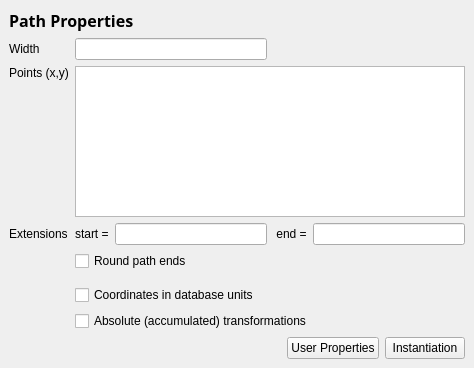
Above: src/edt/edt/PathPropertiesPage.ui from KLayout/klayout before the change. Below: the same form after it.
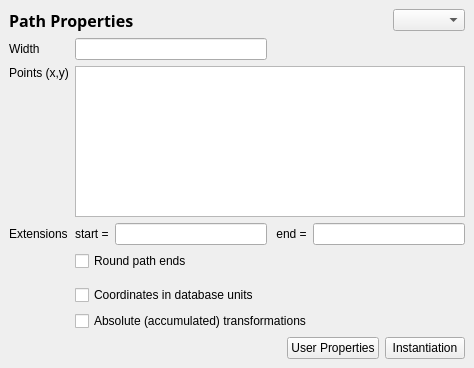
That is the form after the change. Custom widgets are drawn as their Qt base class.

Patch:
```diff
--- a/src/edt/edt/PathPropertiesPage.ui
+++ b/src/edt/edt/PathPropertiesPage.ui
@@ -279,8 +279,8 @@
       <item>
        <widget class="QLabel" name="layer_lbl">
         <property name="sizePolicy">
-         <sizepolicy hsizetype="Expanding" vsizetype="Preferred">
-          <horstretch>0</horstretch>
+         <sizepolicy hsizetype="Ignored" vsizetype="Preferred">
+          <horstretch>1</horstretch>
           <verstretch>0</verstretch>
          </sizepolicy>
         </property>
@@ -292,6 +292,13 @@
         </property>
        </widget>
       </item>
+      <item>
+       <widget class="lay::LayerSelectionComboBox" name="layer_cbx">
+        <property name="sizeAdjustPolicy">
+         <enum>QComboBox::AdjustToContents</enum>
+        </property>
+       </widget>
+      </item>
      </layout>
     </widget>
    </item>
@@ -304,6 +311,13 @@
    </item>
   </layout>
  </widget>
+ <customwidgets>
+  <customwidget>
+   <class>lay::LayerSelectionComboBox</class>
+   <extends>QComboBox</extends>
+   <header>layWidgets.h</header>
+  </customwidget>
+ </customwidgets>
  <tabstops>
   <tabstop>width_le</tabstop>
   <tabstop>ptlist_le</tabstop>
```
Left out of the diff: 3 changed lines with no effect on the pictures.
